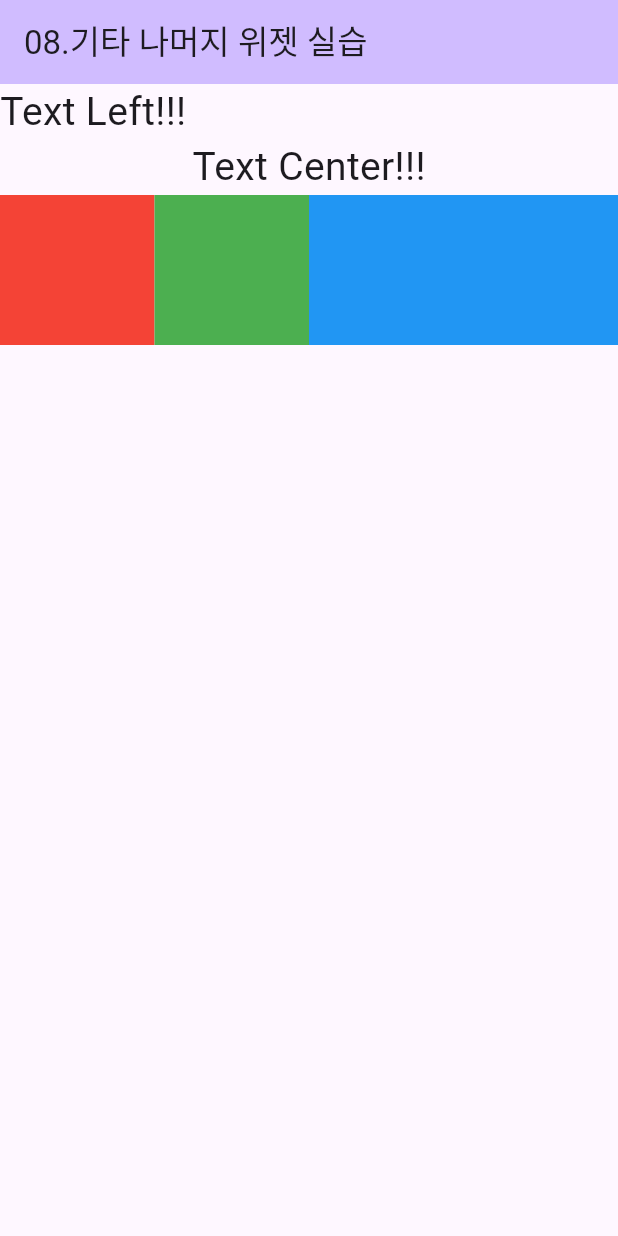
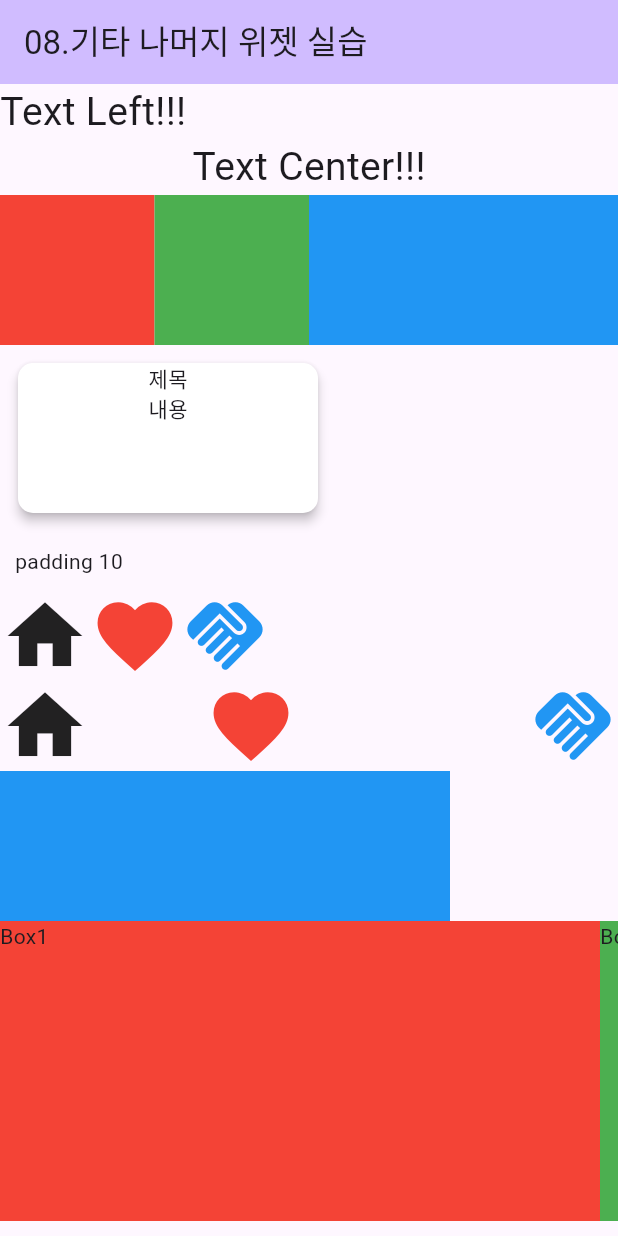
Before and after one commit to chhak0503/flutter, a Flutter app: the screen it shows after launch, on a phone screen of 412 x 824 dp. Run offline on Flutter 3.47's test engine with Material 3 defaults, Android fonts, the phone set to English and light mode, and no system bars.

Commit message:
add ch02

```diff
--- a/ch02/lib/08_etc_widget.dart
+++ b/ch02/lib/08_etc_widget.dart
@@ -74,6 +74,120 @@ class _MyHomePageState extends State<MyHomePage> {
             ],
           ),
 
+          // Card : 그림자가 있는 둥근 사각형 박스
+          Card(
+            elevation: 3,
+            color: Colors.white,
+            shape: RoundedRectangleBorder(
+              borderRadius: BorderRadius.circular(10)
+            ),
+            margin: EdgeInsets.all(12),
+            child: Container(
+              width: 200,
+              height: 100,
+              child: Column(
+                children: [
+                  Text('제목'),
+                  Text('내용')
+                ],
+              ),
+            ),
+          ),
+
+          // Padding
+          Padding(
+            padding: EdgeInsets.all(10),
+            child: Column(
+              children: [
+                Text('padding 10')
+              ],
+            ),
+          ),
+
+          // Icon : 웹 아이콘 출력 위젯, google font 아이콘 확인
+          Row(
+            children: [
+              Icon(
+                Icons.home,
+                size: 60,
+              ),
+              Icon(
+                Icons.favorite,
+                size: 60,
+                color: Colors.red,
+              ),
+              Icon(
+                Icons.handshake,
+                size: 60,
+                color: Colors.blue,
+              ),
+            ],
+          ),
+
+          // Spacer : 위젯과 위젯 사이의 빈공간 배치해서 비율 정렬
+          Row(
+            children: [
+              Icon(
+                Icons.home,
+                size: 60,
+              ),
+              Spacer(),
+              Icon(
+                Icons.favorite,
+                size: 60,
+                color: Colors.red,
+              ),
+              Spacer(
+                flex: 2,
+              ),
+              Icon(
+                Icons.handshake,
+                size: 60,
+                color: Colors.blue,
+              ),
+            ],
+          ),
+
+          // SizedBox : 위젯과 위젯 사이에 여백을 줄때 사용하는 위젯
+          SizedBox(
+            width: 300,
+            height: 100,
+            child: Container(
+              color: Colors.blue,
+            ),
+          ),
+
+          // SingleChildScrollView
+          SingleChildScrollView(
+            scrollDirection: Axis.horizontal,
+            child: Row(
+              children: [
+                Container(
+                  width: 400,
+                  height: 200,
+                  color: Colors.red,
+                  child: Text('Box1')
+                ),
+                Container(
+                    width: 400,
+                    height: 200,
+                    color: Colors.green,
+                    child: Text('Box2')
+                ),
+                Container(
+                    width: 400,
+                    height: 200,
+                    color: Colors.blue,
+                    child: Text('Box3')
+                )
+              ]
+            ),
+
+          ),
+
+
+
+
         ],
       )
 
--- /dev/null
+++ b/ch02/lib/09_button_gesture_widget.dart
@@ -0,0 +1,100 @@
+import 'package:flutter/material.dart';
+
+void main() {
+  runApp(const MyApp());
+}
+
+class MyApp extends StatelessWidget {
+  const MyApp({super.key});
+
+  @override
+  Widget build(BuildContext context) {
+    return MaterialApp(
+      title: 'Flutter Demo',
+      home: const MyHomePage(title: '09.버튼 제스처 위젯 실습'),
+    );
+  }
+}
+
+class MyHomePage extends StatefulWidget {
+  const MyHomePage({super.key, required this.title});
+  final String title;
+
+  @override
+  State<MyHomePage> createState() => _MyHomePageState();
+}
+
+class _MyHomePageState extends State<MyHomePage> {
+
+
+  @override
+  Widget build(BuildContext context) {
+    return Scaffold(
+      appBar: AppBar(
+        backgroundColor: Theme.of(context).colorScheme.inversePrimary,
+        title: Text(widget.title),
+      ),
+      // floatingActionButton : Scaffold 위젯 속성
+      floatingActionButton: FloatingActionButton(
+        child: Icon(Icons.question_answer),
+        onPressed: (){
+          print('플로팅 버튼 클릭');
+        }
+      ),
+      body: Column(
+        children: [
+          // 텍스트 버튼
+          TextButton(
+              onPressed: (){
+                print('텍스트 버튼 클릭');
+              },
+              child: const Text('텍스트 버튼') // 메모리 효율성을 위해 const 선언
+          ),
+
+          // 아웃라인 버튼
+          OutlinedButton(
+              onPressed: (){
+                print('아웃라인 버튼 클릭');
+              },
+              child: const Text('아웃라인 버튼')
+          ),
+
+          // 엘리베이트 버튼
+          ElevatedButton(
+            onPressed: (){
+              print('엘리베이트 버튼 클릭');
+            },
+            child: const Text('엘리베이트 버튼')
+          ),
+
+          // 아이콘 버튼
+          IconButton(
+            onPressed: (){
+              print('아이콘 버튼 클릭');
+            },
+            icon: const Icon(Icons.plus_one)
+          ),
+
+          // 제스처 감지 위젯
+          GestureDetector(
+            onTap: (){
+              print('탭 제스처');
+            },
+            onDoubleTap: (){
+              print('더블탭 제스처');
+            },
+            onLongPress: (){
+              print('롱프레스 제스처');
+            },
+            child: Container(
+              width: 400,
+              height: 200,
+              color: Colors.blue,
+              child: Text('제스처 감지 박스'),
+            ),
+          )
+        ],
+      )
+    );
+  }
+}
```
Also changed, not shown: ch02/lib/10_indicator_widget.dart (added, +64 -0 lines).
